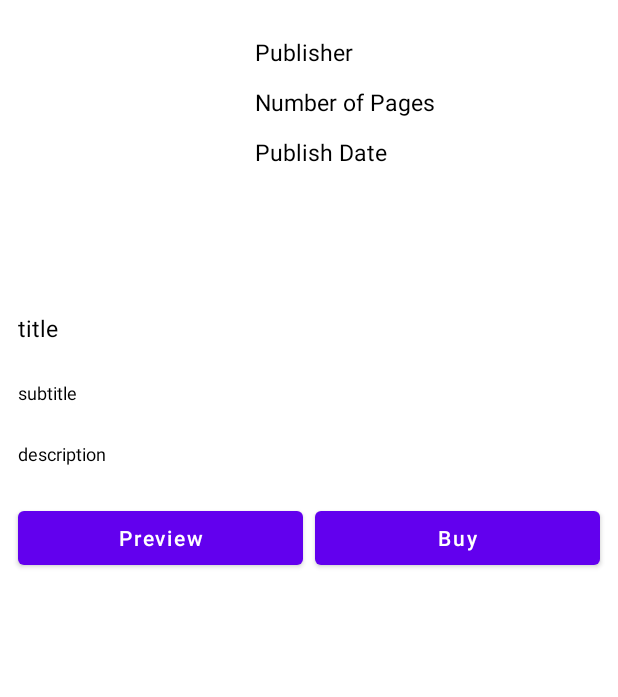
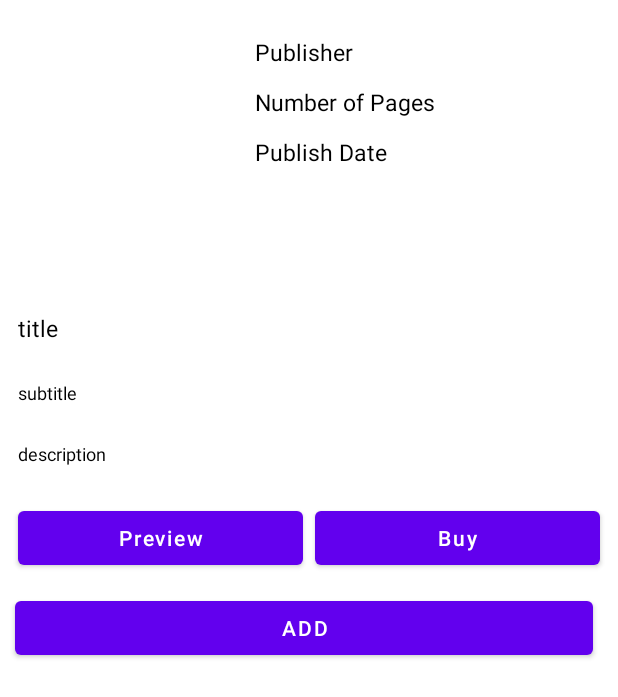
Before and after one commit to ivaperma/myFavBook, an Android app: the layout activity_book_details.xml on its own in the app's theme, with its tools: preview values and no code run, on a phone screen of 412 x 824 dp. Shown: the top 697 px of the screen. Run offline under Robolectric (Android 15) with nearby library versions, the phone set to English and light mode, and no system bars.

Commit message:
Button Add

```diff
--- a/app/src/main/res/layout/activity_book_details.xml
+++ b/app/src/main/res/layout/activity_book_details.xml
@@ -107,6 +107,7 @@
             android:weightSum="2">
 
             <!--button for displaying book preview-->
+
             <Button
                 android:id="@+id/idBtnPreview"
                 android:layout_width="0dp"
@@ -125,7 +126,30 @@
                 android:layout_weight="1"
                 android:text="Buy"
                 android:textAllCaps="false" />
+        </LinearLayout>
 
+        <LinearLayout
+            android:layout_width="match_parent"
+            android:layout_height="wrap_content"
+            android:layout_margin="0dp"
+
+            android:orientation="horizontal"
+            android:weightSum="2">
+
+            <!--button for adding to favourite-->
+
+            <Button
+                android:id="@+id/Add"
+                android:layout_width="386dp"
+                android:layout_height="wrap_content"
+                android:layout_marginLeft="10dp"
+                android:layout_marginRight="17dp"
+                android:layout_weight="1"
+                android:text="ADD" />
         </LinearLayout>
+
+
+
+
     </LinearLayout>
 </ScrollView>
```
